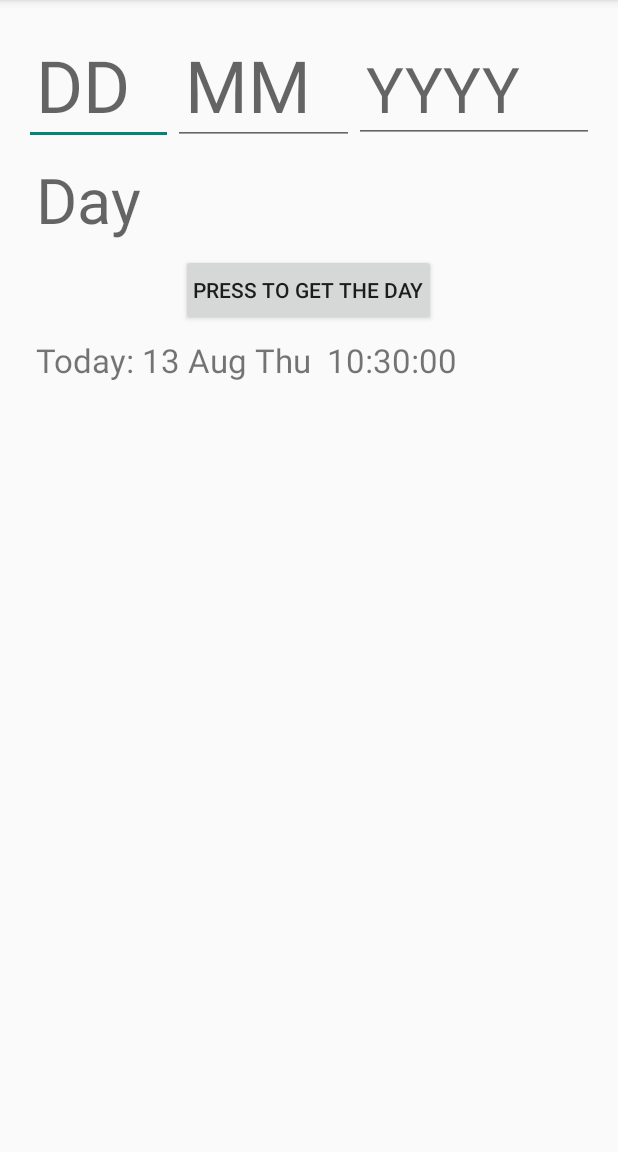
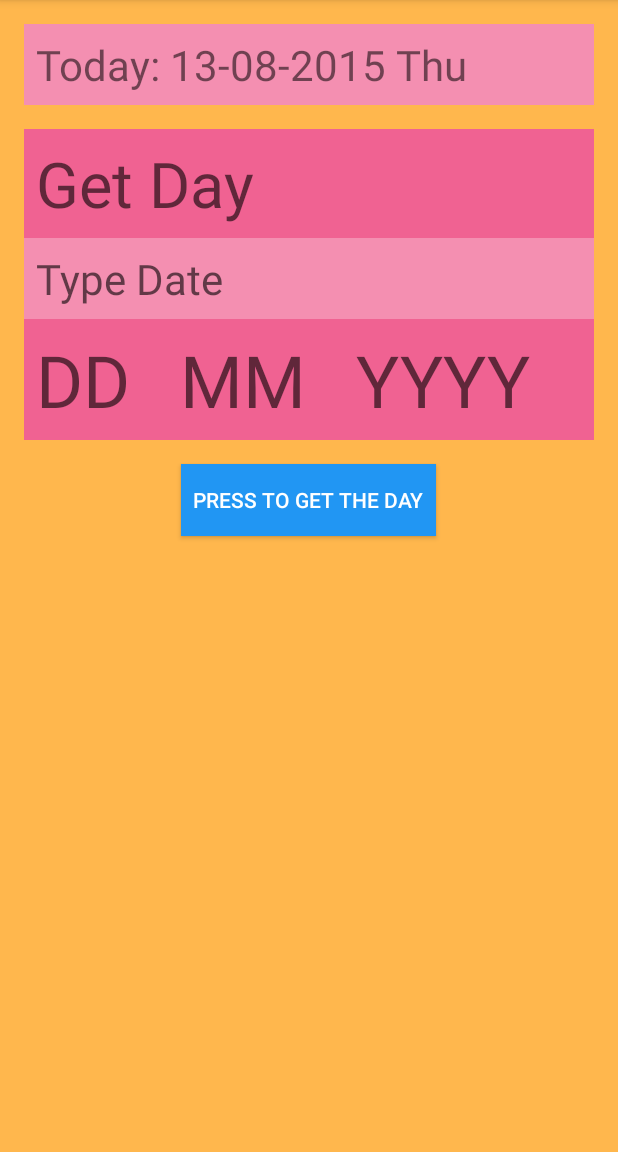
Before and after one commit to sonukgupta72/GetDayOnAnyDate, an Android app: the screen it shows after launch (MainActivity), on a phone screen of 412 x 824 dp, the part 84-1236 px from its top. Run offline under Robolectric (Android 15) with nearby library versions, the phone set to English and light mode, and no system bars.

Commit message:
layout change

```diff
--- a/app/src/main/java/com/example/android/getdayonanydate/MainActivity.java
+++ b/app/src/main/java/com/example/android/getdayonanydate/MainActivity.java
@@ -18,7 +18,7 @@ public class MainActivity extends ActionBarActivity {
         super.onCreate(savedInstanceState);
         setContentView(R.layout.activity_main);
         Date date1 = new Date();
-        SimpleDateFormat sdf1 = new SimpleDateFormat("dd MMM EEE  hh:mm:ss");
+        SimpleDateFormat sdf1 = new SimpleDateFormat("dd-MM-yyyy EEE");
         String dateString = sdf1.format(date1);
         displayCurrentDay(dateString);
     }
--- a/app/src/main/res/layout/activity_main.xml
+++ b/app/src/main/res/layout/activity_main.xml
@@ -8,7 +8,41 @@
     android:paddingRight="@dimen/activity_horizontal_margin"
     android:paddingTop="@dimen/activity_vertical_margin"
     tools:context=".MainActivity"
-    android:orientation="vertical">
+    android:orientation="vertical"
+    android:background="#FFB74D">
+
+
+
+    <TextView
+        android:layout_width="match_parent"
+        android:layout_height="wrap_content"
+        android:layout_gravity="center_horizontal"
+        android:textSize="28dp"
+        android:id="@+id/text_view2"
+        android:padding="8dp"
+        android:background="#F48FB1"
+        android:hint="Current DD-MM-YYYY EEE" />
+
+
+    <TextView
+        android:layout_width="match_parent"
+        android:layout_height="wrap_content"
+        android:layout_gravity="center_horizontal"
+        android:layout_marginTop="16dp"
+        android:textSize="42dp"
+        android:padding="8dp"
+        android:id="@+id/text_view1"
+        android:hint="Get Day"
+        android:background="#F06292"/>
+
+    <TextView
+        android:layout_width="match_parent"
+        android:layout_height="wrap_content"
+        android:layout_gravity="center_horizontal"
+        android:textSize="28dp"
+        android:padding="8dp"
+        android:background="#F48FB1"
+        android:hint="Type Date" />
 
     <LinearLayout
         android:layout_width="match_parent"
@@ -22,6 +56,7 @@
         android:textSize="48dp"
         android:id="@+id/editText1"
         android:hint="DD"
+            android:background="#F06292"
         android:layout_weight="1"
         android:maxLength="2"
         android:padding="8dp"/>
@@ -32,6 +67,7 @@
         android:textSize="48dp"
         android:id="@+id/editText2"
         android:hint="MM"
+            android:background="#F06292"
         android:layout_weight="1"
         android:maxLength="2"
         android:padding="8dp"/>
@@ -41,41 +77,29 @@
         android:layout_height="wrap_content"
         android:inputType="number"
         android:id="@+id/editText3"
-        android:textSize="42dp"
+        android:textSize="48dp"
         android:hint="YYYY"
+            android:background="#F06292"
         android:layout_weight="2"
         android:maxLength="4"
         android:padding="8dp"/>
     </LinearLayout>
 
 
-    <TextView
-        android:layout_width="match_parent"
-        android:layout_height="wrap_content"
-        android:layout_gravity="center_horizontal"
-        android:textSize="42dp"
-        android:padding="8dp"
-        android:id="@+id/text_view1"
-        android:hint="Day" />
 
     <Button
         android:layout_width="wrap_content"
         android:layout_height="wrap_content"
         android:id="@+id/button"
+        android:layout_marginTop="16dp"
         android:padding="8dp"
         android:layout_gravity="center_horizontal"
         android:text="Press to get The Day"
         android:textSize="14dp"
-        android:onClick="getDay"/>
+        android:onClick="getDay"
+        android:textColor="#FFFFFF"
+        android:background="#2196F3"/>
 
-    <TextView
-        android:layout_width="match_parent"
-        android:layout_height="wrap_content"
-        android:layout_gravity="center_horizontal"
-        android:textSize="22dp"
-        android:id="@+id/text_view2"
-        android:padding="8dp"
-        android:hint="Current DD-MM HH:MM:SS" />
 
 
 </LinearLayout>
```
